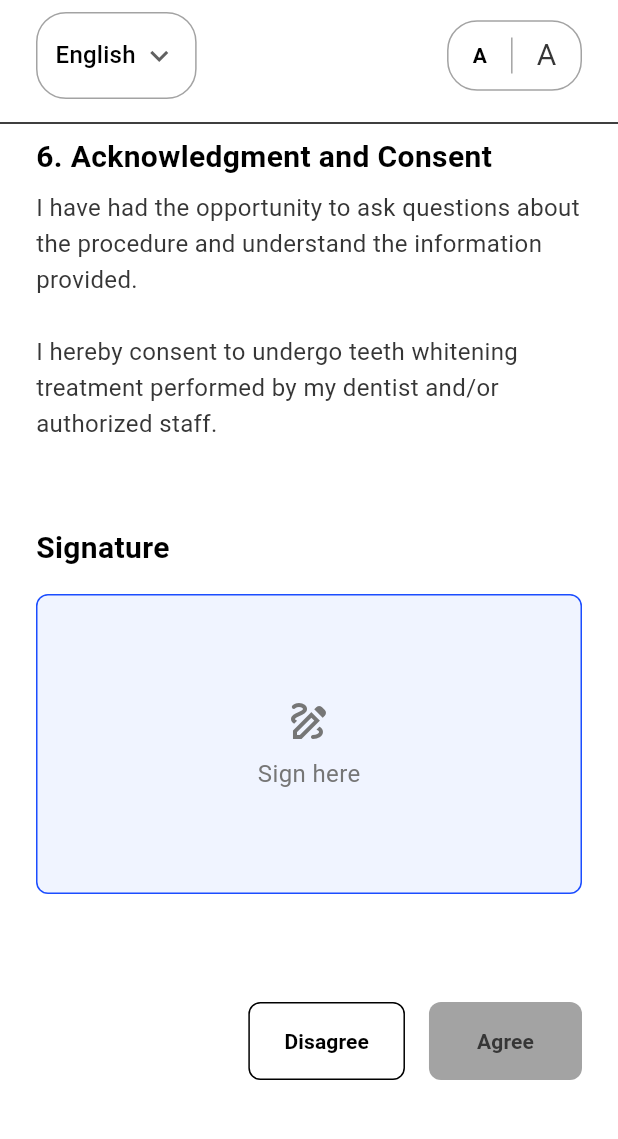
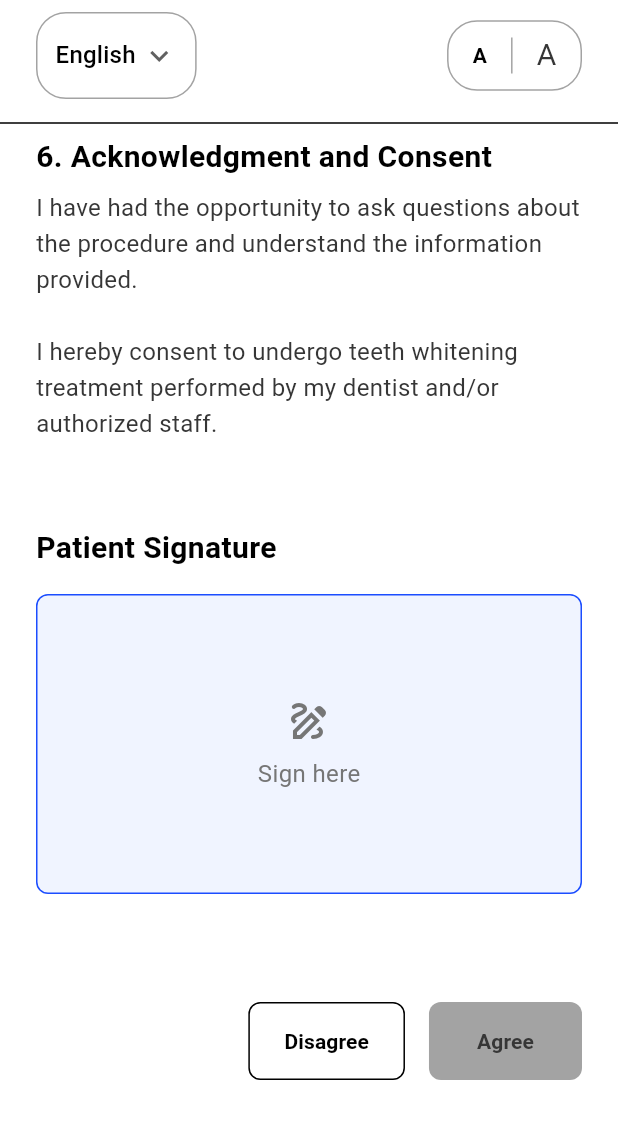
Before and after one commit to Zen-ex-is/consent-form-app, a Flutter app: the ConsentFormScreen screen opened directly with empty values, scrolled down 1340 dp, on a phone screen of 412 x 824 dp, the part 84-1223 px from its top. Run offline on Flutter 3.47's test engine with Material 3 defaults, Android fonts, the phone set to English and light mode, and no system bars; drawn by our look-alikes of signature; our stand-ins replace image_picker; Roboto replaces fonts that are missing (Geist).

Commit message:
Implement multi-language support and update consent form translations

```diff
--- a/lib/screens/clinic_details_screen.dart
+++ b/lib/screens/clinic_details_screen.dart
@@ -5,7 +5,6 @@ import '../data/clinic_repository.dart';
 import '../models/clinic.dart';
 import '../theme/app_colors.dart';
 import '../theme/app_typography.dart';
-import '../widgets/app_button.dart';
 
 class ClinicDetailsScreen extends StatefulWidget {
   const ClinicDetailsScreen({super.key});
--- a/lib/screens/consent_form_screen.dart
+++ b/lib/screens/consent_form_screen.dart
@@ -11,6 +11,7 @@ import '../theme/app_colors.dart';
 import '../theme/app_typography.dart';
 import '../widgets/app_button.dart';
 import '../widgets/consent_section.dart';
+import '../utils/translations.dart';
 
 import 'home_screen.dart';
 
@@ -170,36 +171,36 @@ class _ConsentFormScreenState extends State<ConsentFormScreen> {
                     const SizedBox(height: 24),
 
                     // Consent Sections
-                    const ConsentSection(
-                      title: '1. Nature and Purpose of the Procedure',
-                      content: 'I understand that: teeth whitening (bleaching) is a cosmetic dental procedure designed to lighten the color of my teeth using professional whitening agents. The goal is to improve the appearance of my smile, but results may vary depending on factors such as tooth structure, age, diet, smoking habits, and existing restorations.',
+                    ConsentSection(
+                      title: Translations.get(_selectedLanguage, 'nature_title'),
+                      content: Translations.get(_selectedLanguage, 'nature_content'),
                     ),
-                    const ConsentSection(
-                      title: '2. Possible Side Effects and Risks',
-                      content: 'I understand that: Tooth sensitivity may occur during or after the procedure. Gum irritation or mild discomfort may occur temporarily. Existing fillings, crowns, veneers, or other restorations will not change color. Overuse or misuse of whitening products may damage teeth or gums. Results are not guaranteed, and multiple sessions may be required.',
+                    ConsentSection(
+                      title: Translations.get(_selectedLanguage, 'risks_title'),
+                      content: Translations.get(_selectedLanguage, 'risks_content'),
                     ),
-                    const ConsentSection(
-                      title: '3. Contraindications',
-                      content: 'I confirm that: I have informed my dentist of: Any allergies, medical conditions, or medications. Pregnancy or breastfeeding (whitening is not recommended). Previous reactions to dental bleaching products.',
+                    ConsentSection(
+                      title: Translations.get(_selectedLanguage, 'contraindications_title'),
+                      content: Translations.get(_selectedLanguage, 'contraindications_content'),
                     ),
-                    const ConsentSection(
-                      title: '4. Post-Treatment Instructions',
-                      content: 'I confirm that: I should avoid coffee, tea, red wine, tobacco, and staining foods for at least 48 hours after treatment. I may use desensitizing toothpaste if sensitivity occurs. I should follow all post-treatment care as instructed by my dentist.',
+                    ConsentSection(
+                      title: Translations.get(_selectedLanguage, 'post_treatment_title'),
+                      content: Translations.get(_selectedLanguage, 'post_treatment_content'),
                     ),
-                    const ConsentSection(
-                      title: '5. Alternatives',
-                      content: 'I have been informed of other treatment options, such as no treatment, veneers, or composite bonding, and I have chosen to proceed with professional teeth whitening.',
+                    ConsentSection(
+                      title: Translations.get(_selectedLanguage, 'alternatives_title'),
+                      content: Translations.get(_selectedLanguage, 'alternatives_content'),
                     ),
-                    const ConsentSection(
-                      title: '6. Acknowledgment and Consent',
-                      content: 'I have had the opportunity to ask questions about the procedure and understand the information provided.\n\nI hereby consent to undergo teeth whitening treatment performed by my dentist and/or authorized staff.',
+                    ConsentSection(
+                      title: Translations.get(_selectedLanguage, 'acknowledgment_title'),
+                      content: Translations.get(_selectedLanguage, 'acknowledgment_content'),
                     ),
 
                     const SizedBox(height: 32),
 
                     // Signature Section
                     Text(
-                      'Signature',
+                      Translations.get(_selectedLanguage, 'signature_label'),
                       style: AppTypography.heading3,
                     ),
                     const SizedBox(height: 16),
@@ -224,26 +225,26 @@ class _ConsentFormScreenState extends State<ConsentFormScreen> {
                               ),
                             )
                           : widget.isViewOnly
-                              ? const Center(
+                              ? Center(
                                   child: Text(
-                                    'No signature available',
-                                    style: TextStyle(color: AppColors.gray400),
+                                    Translations.get(_selectedLanguage, 'no_signature'),
+                                    style: const TextStyle(color: AppColors.gray400),
                                   ),
                                 )
                               : Stack(
                               children: [
                                 // Placeholder text
                                 if (!_hasSigned)
-                                  const Center(
+                                  Center(
                                     child: Column(
                                       mainAxisSize: MainAxisSize.min,
                                       children: [
-                                        Icon(Icons.draw_outlined,
+                                        const Icon(Icons.draw_outlined,
                                             color: AppColors.gray400, size: 32),
-                                        SizedBox(height: 8),
+                                        const SizedBox(height: 8),
                                         Text(
-                                          'Sign here',
-                                          style: TextStyle(color: AppColors.gray400),
+                                          Translations.get(_selectedLanguage, 'sign_here'),
+                                          style: const TextStyle(color: AppColors.gray400),
                                         ),
                                       ],
                                     ),
@@ -291,7 +292,7 @@ class _ConsentFormScreenState extends State<ConsentFormScreen> {
                         mainAxisAlignment: MainAxisAlignment.end,
                         children: [
                           AppButton(
-                            text: 'Disagree',
+                            text: Translations.get(_selectedLanguage, 'disagree'),
                             type: AppButtonType.outline,
                             padding: const EdgeInsets.symmetric(
                                 horizontal: 24, vertical: 16),
@@ -299,7 +300,7 @@ class _ConsentFormScreenState extends State<ConsentFormScreen> {
                           ),
                           const SizedBox(width: 16),
                           AppButton(
-                            text: 'Agree',
+                            text: Translations.get(_selectedLanguage, 'agree'),
                             padding: const EdgeInsets.symmetric(
                                 horizontal: 32, vertical: 16),
                             onPressed: _hasSigned
--- /dev/null
+++ b/lib/utils/translations.dart
@@ -0,0 +1,100 @@
+class Translations {
+  static const Map<String, Map<String, String>> _localizedValues = {
+    'English': {
+      'nature_title': '1. Nature and Purpose of the Procedure',
+      'nature_content': 'I understand that: teeth whitening (bleaching) is a cosmetic dental procedure designed to lighten the color of my teeth using professional whitening agents. The goal is to improve the appearance of my smile, but results may vary depending on factors such as tooth structure, age, diet, smoking habits, and existing restorations.',
+      'risks_title': '2. Possible Side Effects and Risks',
+      'risks_content': 'I understand that: Tooth sensitivity may occur during or after the procedure. Gum irritation or mild discomfort may occur temporarily. Existing fillings, crowns, veneers, or other restorations will not change color. Overuse or misuse of whitening products may damage teeth or gums. Results are not guaranteed, and multiple sessions may be required.',
+      'contraindications_title': '3. Contraindications',
+      'contraindications_content': 'I confirm that: I have informed my dentist of: Any allergies, medical conditions, or medications. Pregnancy or breastfeeding (whitening is not recommended). Previous reactions to dental bleaching products.',
+      'post_treatment_title': '4. Post-Treatment Instructions',
+      'post_treatment_content': 'I confirm that: I should avoid coffee, tea, red wine, tobacco, and staining foods for at least 48 hours after treatment. I may use desensitizing toothpaste if sensitivity occurs. I should follow all post-treatment care as instructed by my dentist.',
+      'alternatives_title': '5. Alternatives',
+      'alternatives_content': 'I have been informed of other treatment options, such as no treatment, veneers, or composite bonding, and I have chosen to proceed with professional teeth whitening.',
+      'acknowledgment_title': '6. Acknowledgment and Consent',
+      'acknowledgment_content': 'I have had the opportunity to ask questions about the procedure and understand the information provided.\n\nI hereby consent to undergo teeth whitening treatment performed by my dentist and/or authorized staff.',
+      'signature_label': 'Patient Signature',
+      'clear_signature': 'Clear Signature',
+      'save_consent': 'Save Consent',
+      'doctor_name_label': 'Doctor Name',
+      'clinic_address_label': 'Clinic Address',
+      'sign_here': 'Sign here',
+      'agree': 'Agree',
+      'disagree': 'Disagree',
+      'no_signature': 'No signature available',
+    },
+    'Hindi': {
+      'nature_title': '1. प्रक्रिया की प्रकृति और उद्देश्य',
+      'nature_content': 'मैं समझता/समझती हूं कि: दांतों को सफेद करना (ब्लीचिंग) एक कॉस्मेटिक दंत प्रक्रिया है जिसे पेशेवर व्हाइटनिंग एजेंटों का उपयोग करके मेरे दांतों का रंग हल्का करने के लिए डिज़ाइन किया गया है। लक्ष्य मेरी मुस्कान की उपस्थिति में सुधार करना है, लेकिन परिणाम दांतों की संरचना, उम्र, आहार, धूम्रपान की आदतों और मौजूदा पुनर्स्थापनों जैसे कारकों के आधार पर भिन्न हो सकते हैं।',
+      'risks_title': '2. संभावित दुष्प्रभाव और जोखिम',
+      'risks_content': 'मैं समझता/समझती हूं कि: प्रक्रिया के दौरान या बाद में दांतों में संवेदनशीलता हो सकती है। मसूड़ों में जलन या हल्की असुविधा अस्थायी रूप से हो सकती है। मौजूदा फिलिंग, क्राउन, विनियर या अन्य पुनर्स्थापनों का रंग नहीं बदलेगा। व्हाइटनिंग उत्पादों का अधिक उपयोग या दुरुपयोग दांतों या मसूड़ों को नुकसान पहुंचा सकता है। परिणामों की गारंटी नहीं है, और कई सत्रों की आवश्यकता हो सकती है।',
+      'contraindications_title': '3. मतभेद (Contraindications)',
+      'contraindications_content': 'मैं पुष्टि करता/करती हूं कि: मैंने अपने दंत चिकित्सक को सूचित किया है: किसी भी एलर्जी, चिकित्सा स्थिति या दवाओं के बारे में। गर्भावस्था या स्तनपान (व्हाइटनिंग की सिफारिश नहीं की जाती है)। दंत ब्लीचिंग उत्पादों के प्रति पिछली प्रतिक्रियाएं।',
+      'post_treatment_title': '4. उपचार के बाद के निर्देश',
+      'post_treatment_content': 'मैं पुष्टि करता/करती हूं कि: मुझे उपचार के बाद कम से कम 48 घंटों तक कॉफी, चाय, रेड वाइन, तंबाकू और धुंधला करने वाले खाद्य पदार्थों से बचना चाहिए। यदि संवेदनशीलता होती है तो मैं डिसेन्सिटाइजिंग टूथपेस्ट का उपयोग कर सकता/सकती हूं। मुझे अपने दंत चिकित्सक द्वारा निर्देशित सभी उपचार के बाद की देखभाल का पालन करना चाहिए।',
+      'alternatives_title': '5. विकल्प',
+      'alternatives_content': 'मुझे अन्य उपचार विकल्पों के बारे में सूचित किया गया है, जैसे कि कोई उपचार नहीं, विनियर, या मिश्रित बॉन्डिंग, और मैंने पेशेवर दांतों को सफेद करने के साथ आगे बढ़ने का विकल्प चुना है।',
+      'acknowledgment_title': '6. स्वीकृति और सहमति',
+      'acknowledgment_content': 'मुझे प्रक्रिया के बारे में प्रश्न पूछने का अवसर मिला है और मैं प्रदान की गई जानकारी को समझता/समझती हूं।\n\nमैं एतद्द्वारा अपने दंत चिकित्सक और/या अधिकृत कर्मचारियों द्वारा किए जाने वाले दांतों को सफेद करने के उपचार से गुजरने के लिए सहमति देता/देती हूं।',
+      'signature_label': 'रोगी के हस्ताक्षर',
+      'clear_signature': 'हस्ताक्षर साफ़ करें',
+      'save_consent': 'सहमति सहेजें',
+      'doctor_name_label': 'डॉक्टर का नाम',
+      'clinic_address_label': 'क्लिनिक का पता',
+      'sign_here': 'यहाँ हस्ताक्षर करें',
+      'agree': 'सहमत',
+      'disagree': 'असहमत',
+      'no_signature': 'कोई हस्ताक्षर उपलब्ध नहीं है',
+    },
+    'Bengali': {
+      'nature_title': '1. পদ্ধতির প্রকৃতি এবং উদ্দেশ্য',
+      'nature_content': 'আমি বুঝতে পারছি যে: দাঁত সাদা করা (ব্লিচিং) একটি কসমেটিক ডেন্টাল পদ্ধতি যা পেশাদার ঝকঝকে এজেন্ট ব্যবহার করে আমার দাঁতের রঙ হালকা করার জন্য ডিজাইন করা হয়েছে। লক্ষ্য হল আমার হাসির চেহারা উন্নত করা, কিন্তু দাঁতের গঠন, বয়স, খাদ্য, ধূমপানের অভ্যাস এবং বিদ্যমান পুনরুদ্ধারের মতো কারণগুলির উপর নির্ভর করে ফলাফল ভিন্ন হতে পারে।',
+      'risks_title': '2. সম্ভাব্য পার্শ্ব প্রতিক্রিয়া এবং ঝুঁকি',
+      'risks_content': 'আমি বুঝতে পারছি যে: পদ্ধতির সময় বা পরে দাঁতের সংবেদনশীলতা দেখা দিতে পারে। মাড়ির জ্বালা বা হালকা অস্বস্তি সাময়িকভাবে ঘটতে পারে। বিদ্যমান ফিলিংস, ক্রাউন, ভিনিয়ার বা অন্যান্য পুনরুদ্ধারের রঙ পরিবর্তন হবে না। ঝকঝকে পণ্যের অত্যধিক ব্যবহার বা অপব্যবহার দাঁত বা মাড়ির ক্ষতি করতে পারে। ফলাফলের নিশ্চয়তা নেই, এবং একাধিক সেশনের প্রয়োজন হতে পারে।',
+      'contraindications_title': '3. প্রতিলক্ষণ (Contraindications)',
+      'contraindications_content': 'আমি নিশ্চিত করছি যে: আমি আমার ডেন্টিস্টকে জানিয়েছি: কোনো অ্যালার্জি, চিকিৎসার অবস্থা বা ওষুধের কথা। গর্ভাবস্থা বা বুকের দুধ খাওয়ানো (সাদা করার পরামর্শ দেওয়া হয় না)। ডেন্টাল ব্লিচিং পণ্যের প্রতি পূর্ববর্তী প্রতিক্রিয়া।',
+      'post_treatment_title': '4. চিকিত্সা পরবর্তী নির্দেশাবলী',
+      'post_treatment_content': 'আমি নিশ্চিত করছি যে: চিকিত্সার পরে কমপক্ষে 48 ঘন্টার জন্য আমার কফি, চা, রেড ওয়াইন, তামাক এবং দাগযুক্ত খাবার এড়ানো উচিত। সংবেদনশীলতা দেখা দিলে আমি ডিসেনসিটাইজিং টুথপেস্ট ব্যবহার করতে পারি। আমার ডেন্টিস্টের নির্দেশ অনুসারে আমাকে চিকিত্সা পরবর্তী সমস্ত যত্ন অনুসরণ করা উচিত।',
+      'alternatives_title': '5. বিকল্প',
+      'alternatives_content': 'আমাকে অন্যান্য চিকিত্সার বিকল্পগুলি সম্পর্কে জানানো হয়েছে, যেমন কোনও চিকিত্সা নেই, ভিনিয়ার্স বা কম্পোজিট বন্ডিং, এবং আমি পেশাদার দাঁত সাদা করার সাথে এগিয়ে যাওয়া বেছে নিয়েছি।',
+      'acknowledgment_title': '6. স্বীকৃতি এবং সম্মতি',
+      'acknowledgment_content': 'আমি পদ্ধতি সম্পর্কে প্রশ্ন জিজ্ঞাসা করার সুযোগ পেয়েছি এবং প্রদত্ত তথ্য বুঝতে পেরেছি।\n\nআমি এতদ্বারা আমার ডেন্টিস্ট এবং/অথবা অনুমোদিত কর্মীদের দ্বারা সঞ্চালিত দাঁত সাদা করার চিকিত্সার মধ্য দিয়ে যেতে সম্মতি দিচ্ছি।',
+      'signature_label': 'রোগীর স্বাক্ষর',
+      'clear_signature': 'স্বাক্ষর মুছুন',
+      'save_consent': 'সম্মতি সংরক্ষণ করুন',
+      'doctor_name_label': 'ডাক্তারের নাম',
+      'clinic_address_label': 'ক্লিনিকের ঠিকানা',
+      'sign_here': 'এখানে স্বাক্ষর করুন',
+      'agree': 'একমত',
+      'disagree': 'অসম্মত',
+      'no_signature': 'কোন স্বাক্ষর উপলব্ধ নেই',
+    },
+    'Gujarati': {
+      'nature_title': '1. પ્રક્રિયાની પ્રકૃતિ અને હેતુ',
+      'nature_content': 'હું સમજું છું કે: દાંત સફેદ કરવા (બ્લીચિંગ) એ એક કોસ્મેટિક ડેન્ટલ પ્રક્રિયા છે જે વ્યાવસાયિક વ્હાઈટિંગ એજન્ટોનો ઉપયોગ કરીને મારા દાંતનો રંગ હળવો કરવા માટે રચાયેલ છે. ધ્યેય મારા સ્મિતના દેખાવને સુધારવાનો છે, પરંતુ દાંતની રચના, ઉંમર, આહાર, ધૂમ્રપાનની આદતો અને હાલના પુનઃસંગ્રહ જેવા પરિબળોના આધારે પરિણામો બદલાઈ શકે છે.',
+      'risks_title': '2. સંભવિત આડઅસરો અને જોખમો',
+      'risks_content': 'હું સમજું છું કે: પ્રક્રિયા દરમિયાન અથવા પછી દાંતની સંવેદનશીલતા આવી શકે છે. પેઢામાં બળતરા અથવા હળવી અગવડતા અસ્થાયી રૂપે થઈ શકે છે. હાલના ફિલિંગ, ક્રાઉન, વિનિયર અથવા અન્ય પુનઃસંગ્રહનો રંગ બદલાશે નહીં. વ્હાઈટિંગ ઉત્પાદનોનો વધુ પડતો ઉપયોગ અથવા દુરુપયોગ દાંત અથવા પેઢાને નુકસાન પહોંચાડી શકે છે. પરિણામોની ખાતરી આપવામાં આવતી નથી, અને બહુવિધ સત્રોની જરૂર પડી શકે છે.',
+      'contraindications_title': '3. વિરોધાભાસ (Contraindications)',
+      'contraindications_content': 'હું પુષ્ટિ કરું છું કે: મેં મારા દંત ચિકિત્સકને જાણ કરી છે: કોઈપણ એલર્જી, તબીબી પરિસ્થિતિઓ અથવા દવાઓ. ગર્ભાવસ્થા અથવા સ્તનપાન (સફેદ કરવાની ભલામણ કરવામાં આવતી નથી). ડેન્ટલ બ્લીચિંગ ઉત્પાદનો પર અગાઉની પ્રતિક્રિયાઓ.',
+      'post_treatment_title': '4. સારવાર પછીની સૂચનાઓ',
+      'post_treatment_content': 'હું પુષ્ટિ કરું છું કે: મારે સારવાર પછી ઓછામાં ઓછા 48 કલાક સુધી કોફી, ચા, રેડ વાઇન, તમાકુ અને ડાઘવાળા ખોરાકથી દૂર રહેવું જોઈએ. જો સંવેદનશીલતા થાય તો હું ડિસેન્સિટાઇઝિંગ ટૂથપેસ્ટનો ઉપયોગ કરી શકું છું. મારે મારા દંત ચિકિત્સક દ્વારા સૂચવ્યા મુજબ સારવાર પછીની તમામ સંભાળનું પાલન કરવું જોઈએ.',
+      'alternatives_title': '5. વિકલ્પો',
+      'alternatives_content': 'મને સારવારના અન્ય વિકલ્પો વિશે જાણ કરવામાં આવી છે, જેમ કે કોઈ સારવાર નહીં, વિનિયર અથવા સંયુક્ત બોન્ડિંગ, અને મેં વ્યાવસાયિક દાંત સફેદ કરવા સાથે આગળ વધવાનું પસંદ કર્યું છે.',
+      'acknowledgment_title': '6. સ્વીકૃતિ અને સંમતિ',
+      'acknowledgment_content': 'મને પ્રક્રિયા વિશે પ્રશ્નો પૂછવાની તક મળી છે અને હું આપેલી માહિતી સમજું છું.\n\nહું આથી મારા દંત ચિકિત્સક અને/અથવા અધિકૃત સ્ટાફ દ્વારા કરવામાં આવતી દાંત સફેદ કરવાની સારવારમાંથી પસાર થવા માટે સંમતિ આપું છું.',
+      'signature_label': 'દર્દીની સહી',
+      'clear_signature': 'સહી સાફ કરો',
+      'save_consent': 'સંમતિ સાચવો',
+      'doctor_name_label': 'ડૉક્ટરનું નામ',
+      'clinic_address_label': 'ક્લિનિકનું સરનામું',
+      'sign_here': 'અહીં સહી કરો',
+      'agree': 'સંમત',
+      'disagree': 'અસંમત',
+      'no_signature': 'કોઈ સહી ઉપલબ્ધ નથી',
+    },
+  };
+
+  static String get(String language, String key) {
+    return _localizedValues[language]?[key] ?? _localizedValues['English']![key]!;
+  }
+}
```
Also changed, not shown: 1 other file.
